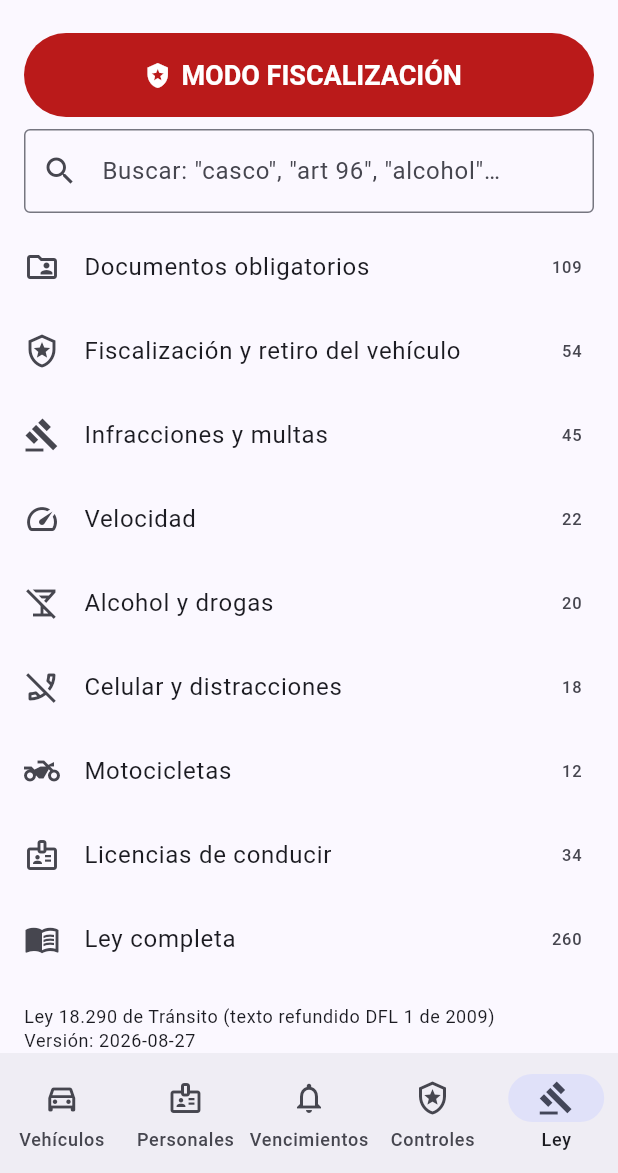
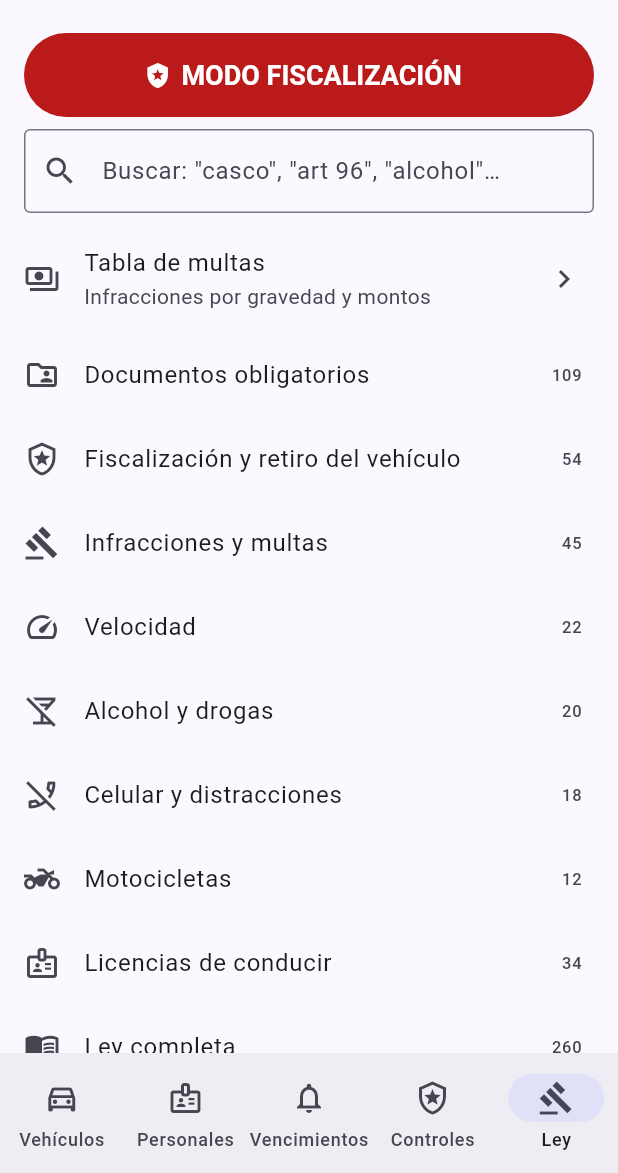
Before and after one commit to Jrlealr/Proyectos, a Flutter app: the screen it shows after launch, item 5 of the bottom bar chosen, on a phone screen of 412 x 824 dp, the part 63-1236 px from its top. Run offline on Flutter 3.47's test engine with Material 3 defaults, Android fonts, the phone set to English and light mode, and no system bars; our stand-ins replace file_picker, flutter_local_notifications, flutter_secure_storage, flutter_timezone, geolocator, image_picker and 2 more; missing offline and left inert: cryptography, pdfrx, screen_brightness.

Commit message:
Add fines table built from Ley 18.290 arts. 199-204 with UTM to CLP
Co-Authored-By: Claude Opus 5.5 <noreply@anthropic.com>
Claude-Session: https://claude.ai/code/session_01QDXXFFcwjXZp25ghyipzqM

```diff
--- a/app-conductores/lib/ley/ley.dart
+++ b/app-conductores/lib/ley/ley.dart
@@ -1,6 +1,8 @@
 import 'dart:convert';
 
 import 'package:flutter/services.dart' show rootBundle;
+
+import 'multas.dart';
 
 /// Temas para navegar la ley. Los artículos se etiquetan automáticamente
 /// por palabras clave en `tool/ley/convertir.py`.
@@ -55,6 +57,7 @@ class Ley {
     required this.versionFecha,
     required this.obtenido,
     required this.articulos,
+    this.multas,
   }) : _indice = [for (final a in articulos) normalizarTexto('${a.numero} ${a.texto}')];
 
   final String titulo;
@@ -67,6 +70,9 @@ class Ley {
   /// Cuándo se descargó desde LeyChile (ISO 8601).
   final String obtenido;
   final List<Articulo> articulos;
+
+  /// Tabla de infracciones y escala de multas (arts. 199–204).
+  final TablaMultas? multas;
   final List<String> _indice;
 
   factory Ley.fromJson(Map<String, dynamic> j) => Ley(
@@ -78,6 +84,9 @@ class Ley {
         articulos: (j['articulos'] as List)
             .map((a) => Articulo.fromJson(a as Map<String, dynamic>))
             .toList(),
+        multas: j['multas'] == null
+            ? null
+            : TablaMultas.fromJson(j['multas'] as Map<String, dynamic>),
       );
 
   static const ruta = 'assets/ley/ley_18290.json';
--- /dev/null
+++ b/app-conductores/lib/ley/multas.dart
@@ -0,0 +1,136 @@
+import 'dart:convert';
+
+import 'package:flutter/services.dart' show rootBundle;
+import 'package:intl/intl.dart';
+
+import 'ley.dart';
+
+/// Gravedad de una infracción (arts. 199 a 202 de la Ley 18.290).
+enum Gravedad {
+  gravisima('Gravísima', 'gravisima', '199'),
+  grave('Grave', 'grave', '200'),
+  menosGrave('Menos grave', 'menos_grave', '201'),
+  leve('Leve', 'leve', '202');
+
+  const Gravedad(this.nombre, this.clave, this.articulo);
+  final String nombre;
+  final String clave;
+
+  /// Artículo que la define.
+  final String articulo;
+
+  static Gravedad deClave(String c) => values.firstWhere((g) => g.clave == c);
+}
+
+class RangoUtm {
+  const RangoUtm(this.min, this.max);
+  final double min;
+  final double max;
+}
+
+class Infraccion {
+  const Infraccion({
+    required this.gravedad,
+    required this.articulo,
+    required this.numero,
+    required this.texto,
+  });
+
+  final Gravedad gravedad;
+  final String articulo;
+  final int numero;
+  final String texto;
+
+  /// Referencia corta, ej. "Art. 200 N° 5".
+  String get referencia => 'Art. $articulo N° $numero';
+}
+
+class TablaMultas {
+  TablaMultas({required this.escala, required this.infracciones, this.notas = const {}})
+      : _indice = [for (final i in infracciones) normalizarTexto(i.texto)];
+
+  /// Rango en UTM por gravedad (art. 204).
+  final Map<Gravedad, RangoUtm> escala;
+  final List<Infraccion> infracciones;
+
+  /// Incisos finales de los arts. 199–201 (excepciones a la tabla).
+  final Map<String, List<String>> notas;
+  final List<String> _indice;
+
+  factory TablaMultas.fromJson(Map<String, dynamic> j) => TablaMultas(
+        escala: {
+          for (final MapEntry(:key, :value) in (j['escala'] as Map<String, dynamic>).entries)
+            Gravedad.deClave(key): RangoUtm(
+              ((value as Map)['minUtm'] as num).toDouble(),
+              (value['maxUtm'] as num).toDouble(),
+            ),
+        },
+        infracciones: [
+          for (final i in j['infracciones'] as List)
+            Infraccion(
+              gravedad: Gravedad.deClave((i as Map)['gravedad'] as String),
+              articulo: i['articulo'] as String,
+              numero: i['numero'] as int,
+              texto: i['texto'] as String,
+            ),
+        ],
+        notas: {
+          for (final MapEntry(:key, :value)
+              in ((j['notas'] as Map<String, dynamic>?) ?? {}).entries)
+            key: (value as List).cast<String>(),
+        },
+      );
+
+  List<Infraccion> de(Gravedad g) =>
+      infracciones.where((i) => i.gravedad == g).toList();
+
+  /// Búsqueda por palabras sin tildes; "200 5" o "art 200 n 5" busca por número.
+  List<Infraccion> buscar(String consulta) {
+    final q = normalizarTexto(consulta);
+    if (q.isEmpty) return infracciones;
+    final ref = RegExp(r'^(?:art\.?\s*)?(\d{3})\s*(?:n[°º]?\.?\s*)?(\d+)$').firstMatch(q);
+    if (ref != null) {
+      return infracciones
+          .where((i) => i.articulo == ref[1] && i.numero == int.parse(ref[2]!))
+          .toList();
+    }
+    final palabras = q.split(' ');
+    return [
+      for (var k = 0; k < infracciones.length; k++)
+        if (palabras.every(_indice[k].contains)) infracciones[k],
+    ];
+  }
+}
+
+/// Valor de la UTM usado para convertir a pesos.
+class Utm {
+  const Utm({required this.valor, required this.mes, required this.fuente});
+  final int valor;
+
+  /// "AAAA-MM".
+  final String mes;
+  final String fuente;
+
+  static Future<Utm?> cargar() async {
+    try {
+      final j = jsonDecode(await rootBundle.loadString('assets/ley/utm.json'))
+          as Map<String, dynamic>;
+      return Utm(
+          valor: j['valor'] as int, mes: j['mes'] as String, fuente: j['fuente'] as String);
+    } catch (_) {
+      return null;
+    }
+  }
+
+  static final _miles = NumberFormat('#,##0', 'es_CL');
+
+  /// Monto redondeado al peso, formato chileno (ej. "$102.000").
+  String pesos(double utm) => '\$${_miles.format((utm * valor).round())}';
+
+  String rango(RangoUtm r) => '${pesos(r.min)} a ${pesos(r.max)}';
+}
+
+final _utm = NumberFormat('#,##0.##', 'es_CL');
+
+/// Ej. 1.5 → "1,5 UTM".
+String formatoUtm(double v) => '${_utm.format(v)} UTM';
--- a/app-conductores/lib/main.dart
+++ b/app-conductores/lib/main.dart
@@ -8,6 +8,7 @@ import 'guantera/almacen.dart';
 import 'guantera/cifrado.dart';
 import 'guantera/guantera.dart';
 import 'ley/ley.dart';
+import 'ley/multas.dart';
 import 'ofertas/motor_ofertas.dart';
 import 'ui/app_scope.dart';
 import 'ui/inicio.dart';
@@ -23,16 +24,23 @@ Future<void> main() async {
   await guantera.cargar();
   final ofertas = await MotorOfertas.cargar();
   final ley = await Ley.cargar();
-  runApp(AppConductores(guantera: guantera, ofertas: ofertas, ley: ley));
+  final utm = await Utm.cargar();
+  runApp(AppConductores(
+      guantera: guantera, ofertas: ofertas, ley: ley, utm: utm));
 }
 
 class AppConductores extends StatelessWidget {
   const AppConductores(
-      {super.key, required this.guantera, required this.ofertas, this.ley});
+      {super.key,
+      required this.guantera,
+      required this.ofertas,
+      this.ley,
+      this.utm});
 
   final Guantera guantera;
   final MotorOfertas ofertas;
   final Ley? ley;
+  final Utm? utm;
 
   @override
   Widget build(BuildContext context) {
@@ -40,6 +48,7 @@ class AppConductores extends StatelessWidget {
       guantera: guantera,
       ofertas: ofertas,
       ley: ley,
+      utm: utm,
       child: MaterialApp(
         title: 'App Conductores',
         theme: ThemeData(colorSchemeSeed: Colors.indigo, useMaterial3: true),
--- a/app-conductores/lib/ui/app_scope.dart
+++ b/app-conductores/lib/ui/app_scope.dart
@@ -2,6 +2,7 @@ import 'package:flutter/widgets.dart';
 
 import '../guantera/guantera.dart';
 import '../ley/ley.dart';
+import '../ley/multas.dart';
 import '../ofertas/motor_ofertas.dart';
 
 /// Da acceso a la guantera y al motor de ofertas en todo el árbol de widgets
@@ -12,6 +13,7 @@ class AppScope extends InheritedNotifier<Guantera> {
     required Guantera guantera,
     required this.ofertas,
     this.ley,
+    this.utm,
     required super.child,
   }) : super(notifier: guantera);
 
@@ -20,6 +22,9 @@ class AppScope extends InheritedNotifier<Guantera> {
   /// null si el texto de la ley no está empaquetado.
   final Ley? ley;
 
+  /// Valor UTM para convertir multas a pesos (null si no está empaquetado).
+  final Utm? utm;
+
   static AppScope of(BuildContext context) =>
       context.dependOnInheritedWidgetOfExactType<AppScope>()!;
 
--- a/app-conductores/lib/ui/controles.dart
+++ b/app-conductores/lib/ui/controles.dart
@@ -4,9 +4,11 @@ import 'package:geolocator/geolocator.dart';
 import 'package:intl/intl.dart';
 
 import '../guantera/control.dart';
+import '../ley/multas.dart';
 import '../ofertas/motor_ofertas.dart';
 import 'app_scope.dart';
 import 'archivos.dart';
+import 'multas.dart';
 import 'oferta_boton.dart';
 import 'vehiculos.dart' show Vacio;
 
@@ -349,6 +351,24 @@ class _ControlFormState extends State<ControlForm> {
         if (_resultado.conCitacion) ...[
           _campo(_citacion, 'N° de citación / boleta'),
           _campo(_infracciones, 'Infracción imputada', lineas: 3),
+          if (AppScope.of(context).ley?.multas != null)
+            Align(
+              alignment: Alignment.centerLeft,
+              child: TextButton.icon(
+                icon: const Icon(Icons.list_alt),
+                label: const Text('Elegir de la tabla de multas'),
+                onPressed: () async {
+                  final i = await Navigator.push<Infraccion>(
+                      context,
+                      MaterialPageRoute(
+                          builder: (_) => const TablaMultasPantalla(seleccionar: true)));
+                  if (i != null) {
+                    _infracciones.text =
+                        '${i.referencia} (${i.gravedad.nombre.toLowerCase()}): ${i.texto}';
+                  }
+                },
+              ),
+            ),
           _campo(_juzgado, 'Juzgado de Policía Local', ayuda: 'Indicado en la citación'),
           ListTile(
             contentPadding: EdgeInsets.zero,
--- a/app-conductores/lib/ui/ley.dart
+++ b/app-conductores/lib/ui/ley.dart
@@ -3,6 +3,7 @@ import 'package:flutter/material.dart';
 import '../guantera/modelos.dart';
 import '../ley/ley.dart';
 import 'app_scope.dart';
+import 'multas.dart';
 
 const avisoLegal =
     'Texto oficial obtenido de LeyChile (Biblioteca del Congreso Nacional). '
@@ -83,6 +84,17 @@ class _LeyPantallaState extends State<LeyPantalla> {
                 vacio: 'Sin resultados para "$_texto"',
               )
             : ListView(children: [
+                if (ley.multas != null)
+                  ListTile(
+                    leading: const Icon(Icons.payments_outlined),
+                    title: const Text('Tabla de multas'),
+                    subtitle: const Text('Infracciones por gravedad y montos'),
+                    trailing: const Icon(Icons.chevron_right),
+                    onTap: () => Navigator.push(
+                        context,
+                        MaterialPageRoute(
+                            builder: (_) => const TablaMultasPantalla())),
+                  ),
                 for (final t in _temas(context))
                   ListTile(
                     leading: Icon(_icono(t)),
--- a/app-conductores/pubspec.yaml
+++ b/app-conductores/pubspec.yaml
@@ -75,6 +75,7 @@ flutter:
   assets:
     - assets/config/ofertas.json
     - assets/ley/ley_18290.json
+    - assets/ley/utm.json
 
   # To add assets to your application, add an assets section, like this:
   # assets:
```
Also changed, not shown: app-conductores/lib/ui/multas.dart (added, +236 -0 lines), app-conductores/assets/ley/ley_18290.json, 4 other files.
